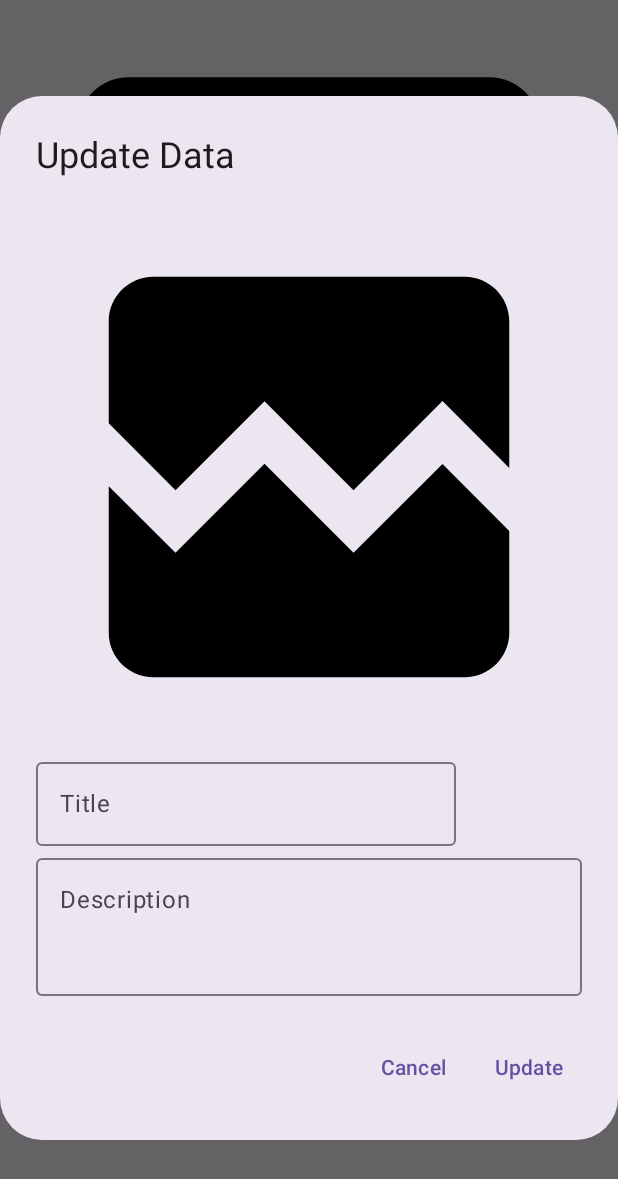
After one commit to mumtazfayyadh/iFormula, an Android app built with Jetpack Compose: the composable EditDialog called with empty values, on a phone screen of 412 x 824 dp. The commit adds this screen. Shown: the top 1179 px of the screen. Run offline under Robolectric (Android 15) with nearby library versions, the phone set to English and light mode, and no system bars; pictures from the network do not load.

Commit message:
Update feature

```diff
--- /dev/null
+++ b/app/src/main/java/com/mumtazfayyadh0102/iformula/ui/screen/EditDialog.kt
@@ -0,0 +1,90 @@
+package com.mumtazfayyadh0102.iformula.ui.screen
+
+import androidx.compose.foundation.layout.Column
+import androidx.compose.foundation.layout.aspectRatio
+import androidx.compose.foundation.layout.fillMaxWidth
+import androidx.compose.foundation.layout.height
+import androidx.compose.foundation.layout.padding
+import androidx.compose.material3.AlertDialog
+import androidx.compose.material3.OutlinedTextField
+import androidx.compose.material3.Text
+import androidx.compose.material3.TextButton
+import androidx.compose.runtime.Composable
+import androidx.compose.runtime.getValue
+import androidx.compose.runtime.mutableStateOf
+import androidx.compose.runtime.remember
+import androidx.compose.runtime.setValue
+import androidx.compose.ui.Modifier
+import androidx.compose.ui.layout.ContentScale
+import androidx.compose.ui.res.painterResource
+import androidx.compose.ui.res.stringResource
+import androidx.compose.ui.unit.dp
+import coil.compose.AsyncImage
+import com.mumtazfayyadh0102.iformula.R
+
+@Composable
+fun EditDialog(
+    imageUrl: String,
+    titleInit: String,
+    descriptionInit: String,
+    onDismissRequest: () -> Unit,
+    onUpdate: (String, String) -> Unit
+) {
+    var title by remember { mutableStateOf(titleInit) }
+    var description by remember { mutableStateOf(descriptionInit) }
+
+    AsyncImage(
+        model = imageUrl,
+        contentDescription = "Photos",
+        contentScale = ContentScale.Crop,
+        placeholder = painterResource(id = R.drawable.loading_img),
+        error = painterResource(id = R.drawable.baseline_broken_image_24),
+        modifier = Modifier
+            .fillMaxWidth()
+            .aspectRatio(1f)
+    )
+
+    AlertDialog(
+        onDismissRequest = onDismissRequest,
+        title = { Text(text = stringResource(R.string.update_message)) },
+        text = {
+            Column {
+                AsyncImage(
+                    model = imageUrl,
+                    contentDescription = "Photos",
+                    contentScale = ContentScale.Crop,
+                    placeholder = painterResource(id = R.drawable.loading_img),
+                    error = painterResource(id = R.drawable.baseline_broken_image_24),
+                    modifier = Modifier
+                        .fillMaxWidth()
+                        .aspectRatio(1f)
+                        .padding(4.dp)
+                )
+                OutlinedTextField(
+                    value = title,
+                    onValueChange = { title = it },
+                    label = { Text(text = stringResource(R.string.title)) }
+                )
+                OutlinedTextField(
+                    value = description,
+                    onValueChange = { description = it },
+                    label = { Text(text = stringResource(R.string.description)) },
+                    modifier = Modifier.fillMaxWidth().height(100.dp)
+                )
+            }
+        },
+        confirmButton = {
+            TextButton(onClick = {
+                onUpdate(title, description)
+                onDismissRequest()
+            }) {
+                Text(text = stringResource(R.string.update_confirm))
+            }
+        },
+        dismissButton = {
+            TextButton(onClick = onDismissRequest) {
+                Text(text = stringResource(R.string.cancel))
+            }
+        }
+    )
+}
--- a/app/src/main/res/values/strings.xml
+++ b/app/src/main/res/values/strings.xml
@@ -82,6 +82,8 @@
     <string name="description">Description</string>
     <string name="cancel">Cancel</string>
     <string name="save">Save</string>
+    <string name="update_message">Update Data</string>
+    <string name="update_confirm">Update</string>
 
     4. Calculate Screen
     <string name="calculate_description">Let\'s calculate what the average speed of the drivers is on the circuit, with lap times we can find out how fast the drivers are driving!</string>
```
Also changed, not shown: app/src/main/java/com/mumtazfayyadh0102/iformula/network/GalleryApiService.kt (+10 -2 lines), app/src/main/java/com/mumtazfayyadh0102/iformula/ui/screen/GalleryScreen.kt (+44 -10 lines), app/src/main/java/com/mumtazfayyadh0102/iformula/viewmodel/GalleryViewModel.kt (+26 -0 lines), 1 other file.
